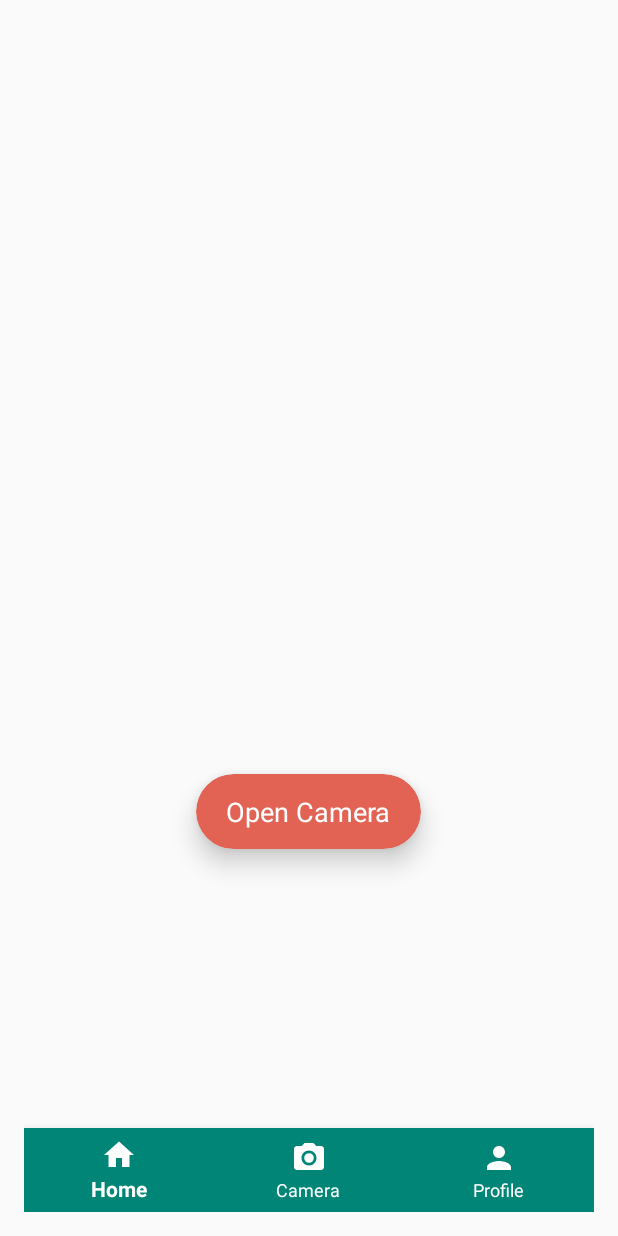
After one commit to mzschandy/InnerCircle, an Android app: the layout activity_camera.xml on its own in the app's theme, with its tools: preview values and no code run, on a phone screen of 412 x 824 dp. The commit adds this screen. Run offline under Robolectric (Android 15) with nearby library versions, the phone set to English and light mode, and no system bars.

Commit message:
added bottom navigation

```diff
--- a/app/src/main/java/com/example/innercircle/MainActivity.java
+++ b/app/src/main/java/com/example/innercircle/MainActivity.java
@@ -13,4 +13,10 @@ public class MainActivity extends AppCompatActivity {
         super.onCreate(savedInstanceState);
         setContentView(R.layout.activity_main);
     }
+
+    public void onLoginClicked(View view) {
+
+        Intent my_intent = new Intent(getBaseContext(), FeedActivity.class);
+        startActivity(my_intent);
+    }
 }
--- /dev/null
+++ b/app/src/main/res/drawable/ic_camera_alt_white_24dp.xml
@@ -0,0 +1,6 @@
+<vector android:height="24dp" android:tint="#FFFFFF"
+    android:viewportHeight="24.0" android:viewportWidth="24.0"
+    android:width="24dp" xmlns:android="http://schemas.android.com/apk/res/android">
+    <path android:fillColor="#FF000000" android:pathData="M12,12m-3.2,0a3.2,3.2 0,1 1,6.4 0a3.2,3.2 0,1 1,-6.4 0"/>
+    <path android:fillColor="#FF000000" android:pathData="M9,2L7.17,4L4,4c-1.1,0 -2,0.9 -2,2v12c0,1.1 0.9,2 2,2h16c1.1,0 2,-0.9 2,-2L22,6c0,-1.1 -0.9,-2 -2,-2h-3.17L15,2L9,2zM12,17c-2.76,0 -5,-2.24 -5,-5s2.24,-5 5,-5 5,2.24 5,5 -2.24,5 -5,5z"/>
+</vector>
--- /dev/null
+++ b/app/src/main/res/drawable/ic_home_white_24dp.xml
@@ -0,0 +1,5 @@
+<vector android:height="24dp" android:tint="#FFFFFF"
+    android:viewportHeight="24.0" android:viewportWidth="24.0"
+    android:width="24dp" xmlns:android="http://schemas.android.com/apk/res/android">
+    <path android:fillColor="#FF000000" android:pathData="M10,20v-6h4v6h5v-8h3L12,3 2,12h3v8z"/>
+</vector>
--- /dev/null
+++ b/app/src/main/res/layout/activity_camera.xml
@@ -0,0 +1,69 @@
+<?xml version="1.0" encoding="utf-8"?>
+<RelativeLayout xmlns:android="http://schemas.android.com/apk/res/android"
+    xmlns:app="http://schemas.android.com/apk/res-auto"
+    xmlns:tools="http://schemas.android.com/tools"
+    android:layout_width="match_parent"
+    android:layout_height="match_parent"
+    android:background="?android:attr/windowBackground"
+    android:orientation="vertical"
+    android:paddingLeft="16dp"
+    android:paddingTop="16dp"
+    android:paddingRight="16dp"
+    android:paddingBottom="16dp"
+    android:weightSum="10"
+    tools:context=".CameraActivity">
+
+    <ImageView
+        android:id="@+id/Logo"
+        android:layout_width="match_parent"
+        android:layout_height="400dp"
+        android:layout_marginLeft="0dp"
+        android:layout_marginTop="70dp"
+        android:layout_marginRight="0dp" />
+
+    <FrameLayout
+        android:id="@+id/fragment_container"
+        android:layout_width="match_parent"
+        android:layout_height="match_parent"
+        android:layout_above="@id/bottom_navigation"
+        android:layout_marginBottom="-2dp">
+
+        <androidx.cardview.widget.CardView
+            android:id="@+id/btnLogin"
+            android:layout_width="150dp"
+            android:layout_height="50dp"
+            android:layout_gravity="center_horizontal"
+            android:layout_marginTop="500dp"
+            android:layout_marginBottom="20dp"
+            app:cardBackgroundColor="#E26354"
+            app:cardCornerRadius="25dp"
+            app:cardElevation="10dp">
+
+            <RelativeLayout
+                android:layout_width="match_parent"
+                android:layout_height="match_parent">
+
+                <TextView
+                    android:id="@+id/Name"
+                    android:layout_width="wrap_content"
+                    android:layout_height="wrap_content"
+                    android:layout_centerInParent="true"
+                    android:text="Open Camera"
+                    android:textColor="#fff"
+                    android:textSize="18sp" />
+            </RelativeLayout>
+        </androidx.cardview.widget.CardView>
+
+    </FrameLayout>
+
+    <com.google.android.material.bottomnavigation.BottomNavigationView
+        android:id="@+id/bottom_navigation"
+        android:layout_width="match_parent"
+        android:layout_height="wrap_content"
+        android:layout_alignParentBottom="true"
+        app:itemBackground="@color/colorPrimary"
+        app:itemIconTint="@android:color/white"
+        app:itemTextColor="@android:color/white"
+        app:menu="@menu/bottom_navigation"/>
+
+</RelativeLayout>
--- a/app/src/main/res/layout/activity_main.xml
+++ b/app/src/main/res/layout/activity_main.xml
@@ -42,7 +42,7 @@
         android:layout_height="40dp"
         android:layout_alignStart="@id/editText"
         android:layout_alignLeft="@+id/editText"
-        android:layout_alignBottom="@+id/btnCamera"
+        android:layout_alignBottom="@+id/btnLogin"
         android:layout_marginBottom="130dp"
         android:background="#11000000"
         android:drawableLeft="@drawable/ic_lock_white_24dp"
@@ -52,12 +52,13 @@
         android:textSize="16sp" />
 
     <androidx.cardview.widget.CardView
-        android:id="@+id/btnCamera"
+        android:id="@+id/btnLogin"
         android:layout_width="120dp"
         android:layout_height="50dp"
         android:layout_above="@+id/textView2"
         android:layout_centerHorizontal="true"
         android:layout_marginBottom="20dp"
+        android:onClick="onLoginClicked"
         app:cardBackgroundColor="#7CC576"
         app:cardCornerRadius="25dp"
         app:cardElevation="10dp">
--- /dev/null
+++ b/app/src/main/res/menu/bottom_navigation.xml
@@ -0,0 +1,22 @@
+<?xml version="1.0" encoding="utf-8"?>
+<menu xmlns:android="http://schemas.android.com/apk/res/android">
+
+    <item
+        android:id="@+id/nav_home"
+        android:enabled="true"
+        android:icon="@drawable/ic_home_white_24dp"
+        android:title="Home" />
+
+    <item
+        android:id="@+id/nav_camera"
+        android:enabled="true"
+        android:icon="@drawable/ic_camera_alt_white_24dp"
+        android:title="Camera" />
+
+    <item
+        android:id="@+id/nav_profile"
+        android:enabled="true"
+        android:icon="@drawable/ic_person_white_24dp"
+        android:title="Profile" />
+
+</menu>
```
Also changed, not shown: app/build.gradle (+5 -3 lines), app/src/main/java/com/example/innercircle/CameraActivity.java (added, +71 -0 lines), app/src/main/java/com/example/innercircle/FeedActivity.java (added, +48 -0 lines), app/src/main/java/com/example/innercircle/ProfileActivity.java (added, +48 -0 lines), app/src/main/res/layout/activity_feed.xml (added, +57 -0 lines), app/src/main/res/layout/activity_profile.xml (added, +188 -0 lines), app/src/main/res/drawable/pic1.png (added), app/src/main/res/drawable/pic2.png (added), app/src/main/res/drawable/pic3.png (added), app/src/main/res/drawable/post1.jpg (added), app/src/main/res/drawable/post2.jpg (added), app/src/main/res/drawable/post3.jpg (added), app/src/main/res/drawable/profile_pic.png (added).
